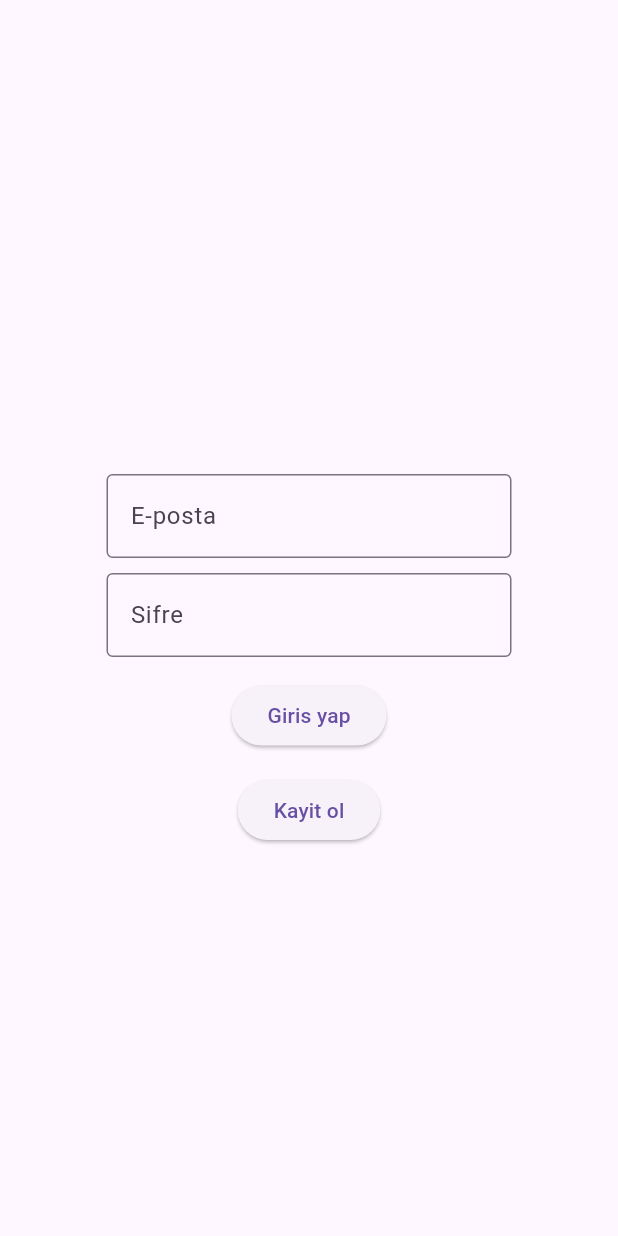
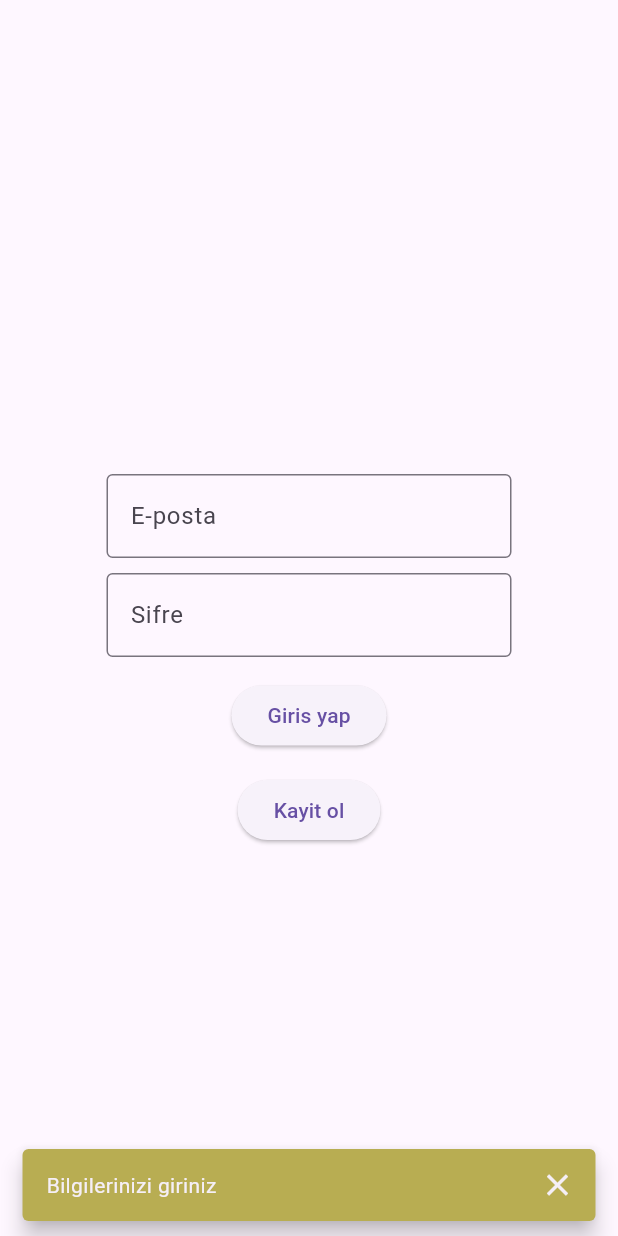
Before and after one commit to ensozdemir/H2OLog-Flutter, a Flutter app: the LoginScreen screen opened by its route, after a tap on "Giris yap", on a phone screen of 412 x 824 dp. Run offline on Flutter 3.47's test engine with Material 3 defaults, Android fonts, the phone set to English and light mode, and no system bars; our stand-ins replace go_router, lottie; missing offline and left inert: dotlottie_loader.

Commit message:
login ekran ve sayfa gecisi tamam

```diff
--- a/lib/screens/login_screen.dart
+++ b/lib/screens/login_screen.dart
@@ -1,6 +1,7 @@
 import 'package:flutter/material.dart';
 import 'package:flutter/services.dart';
 import 'package:flutter/widgets.dart';
+import 'package:flutter_app2/core/constant.dart';
 import 'package:go_router/go_router.dart';
 
 class LoginScreen extends StatefulWidget {
@@ -12,7 +13,38 @@ class LoginScreen extends StatefulWidget {
 
 class _LoginScreenState extends State<LoginScreen> {
 
+  TextEditingController epostayonetici =TextEditingController();
+  TextEditingController sifreyonetici =TextEditingController();
+
   girisyap() {
+    if( epostayonetici.text.isEmpty || sifreyonetici.text.isEmpty) {
+      ScaffoldMessenger.of(context).showSnackBar(
+        SnackBar(
+          content: Text("Bilgilerinizi giriniz"),
+          //action: SnackBarAction(label: "Kapat", onPressed: () {}),
+         // margin: EdgeInsets.all(20),
+         behavior: SnackBarBehavior.floating,
+         backgroundColor: const Color.fromARGB(255, 184, 173, 82),
+         showCloseIcon: true,
+        ),
+        );
+    } else{
+      if(sifreyonetici.text.length < 8) {
+        ScaffoldMessenger.of(context).showSnackBar(
+        SnackBar(
+          content: Text("sifre en az 8 haneli olabilir"),
+          //action: SnackBarAction(label: "Kapat", onPressed: () {}),
+         // margin: EdgeInsets.all(20),
+         behavior: SnackBarBehavior.floating,
+         backgroundColor: const Color.fromARGB(255, 184, 173, 82),
+         showCloseIcon: true,
+        ),
+        );
+      } else{
+         context.go("/home");
+      }
+
+    }
 
   }
 
@@ -30,7 +62,7 @@ class _LoginScreenState extends State<LoginScreen> {
                 //child: Text("Giris ekranım"),
               //),
               TextField(
-
+                controller: epostayonetici,
                 decoration: InputDecoration(
                   hintText: "E-posta",
                   //helper: Text("E-postanızı girin"),
@@ -42,8 +74,9 @@ class _LoginScreenState extends State<LoginScreen> {
                 //],
               ),
               SizedBox(height: 10),
-              TextField(
+              TextFormField(
                 obscureText: true,
+                controller: sifreyonetici,
                 decoration: InputDecoration(
 
                   hintText: "Sifre",
```
